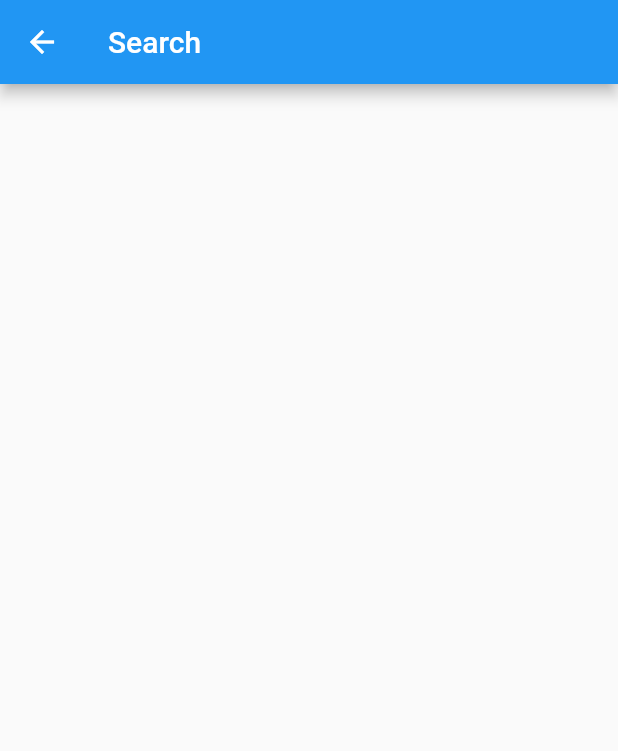
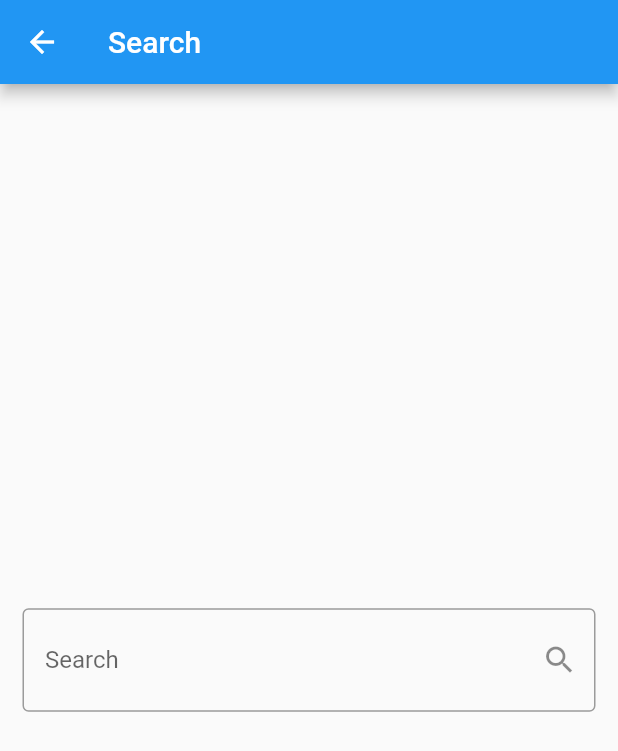
Before and after one commit to BudaSamir/WeatherApps, a Flutter app: the SearchPage screen opened directly, on a phone screen of 412 x 824 dp. Shown: the top 751 px of the screen. Run offline on Flutter 3.47's test engine with Material 2 defaults, Android fonts, the phone set to English and light mode, and no system bars.

Commit message:
Created text field

```diff
--- a/weather_app_one/lib/pages/search_page.dart
+++ b/weather_app_one/lib/pages/search_page.dart
@@ -14,7 +14,19 @@ class _SearchPageState extends State<SearchPage> {
       appBar: AppBar(
         title: const Text("Search"),
       ),
-      body: Container(),
+      body: const Center(
+          child: Padding(
+        padding: EdgeInsets.symmetric(horizontal: 15),
+        child: TextField(
+          decoration: InputDecoration(
+              label: Text("Search"),
+              contentPadding:
+                  EdgeInsets.symmetric(horizontal: 15, vertical: 25),
+              suffixIcon: Icon(Icons.search),
+              border: OutlineInputBorder(),
+              hintText: "Enter Your City"),
+        ),
+      )),
     );
   }
 }
```
